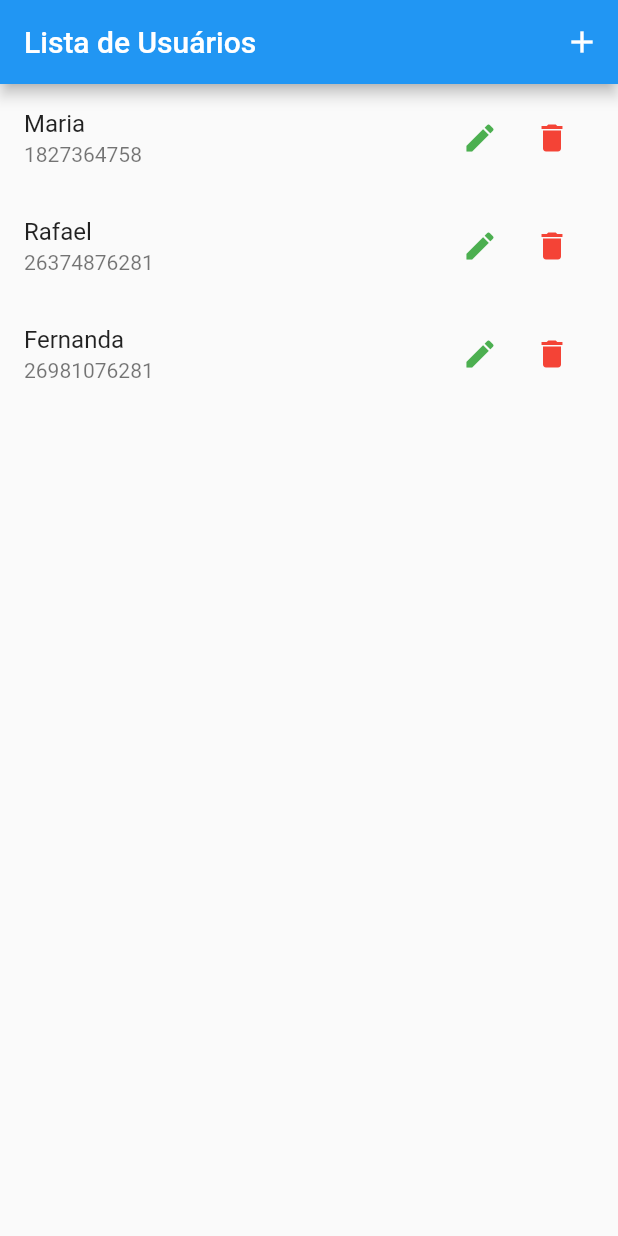
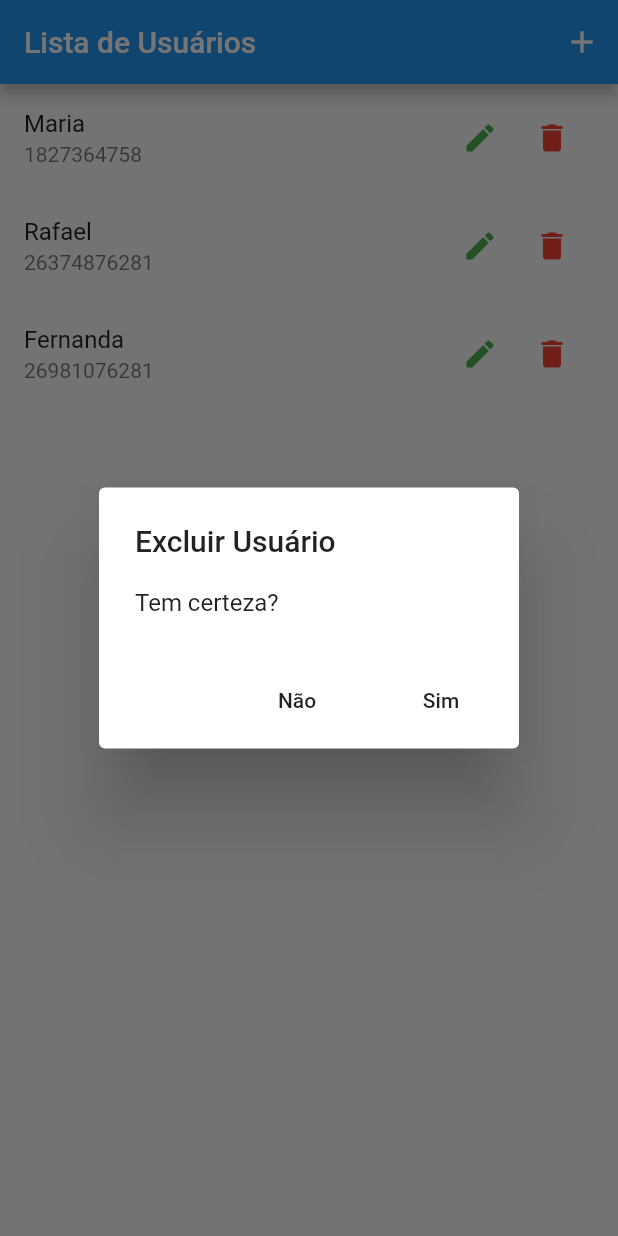
Before and after one commit to AnaPaixao/user-registration-flutter, a Flutter app: the screen it shows after launch, after a tap on the "delete" icon, on a phone screen of 412 x 824 dp. Run offline on Flutter 3.47's test engine with Material 2 defaults, Android fonts, the phone set to English and light mode, and no system bars.

Commit message:
methods of update and delete added

```diff
--- a/lib/components/user_tile.dart
+++ b/lib/components/user_tile.dart
@@ -1,7 +1,9 @@
-// ignore_for_file: use_key_in_widget_constructors
+// ignore_for_file: use_key_in_widget_constructors, deprecated_member_use
 
 import 'package:flutter/material.dart';
+import 'package:provider/provider.dart';
 import 'package:user_registration/models/user.dart';
+import 'package:user_registration/provider/users.dart';
 import 'package:user_registration/routes/app_routes.dart';
 
 class UserTile extends StatelessWidget {
@@ -31,7 +33,31 @@ class UserTile extends StatelessWidget {
               IconButton(
                 icon: const Icon(Icons.delete),
                 color: Colors.red,
-                onPressed: () {},
+                onPressed: () {
+                  showDialog(
+                    context: context,
+                    builder: (ctx) => AlertDialog(
+                      title: const Text('Excluir Usuário'),
+                      content: const Text('Tem certeza?'),
+                      actions: <Widget>[
+                        FlatButton(
+                          child: const Text('Não'),
+                          onPressed: () {
+                            Navigator.of(context).pop();
+                          },
+                        ),
+                        FlatButton(
+                          child: const Text('Sim'),
+                          onPressed: () {
+                            Provider.of<Users>(context, listen: false)
+                                .remove(user);
+                            Navigator.of(context).pop();
+                          },
+                        ),
+                      ],
+                    ),
+                  );
+                },
               ),
             ],
           ),
```
Also changed, not shown: lib/views/user_form.dart (+39 -2 lines).
